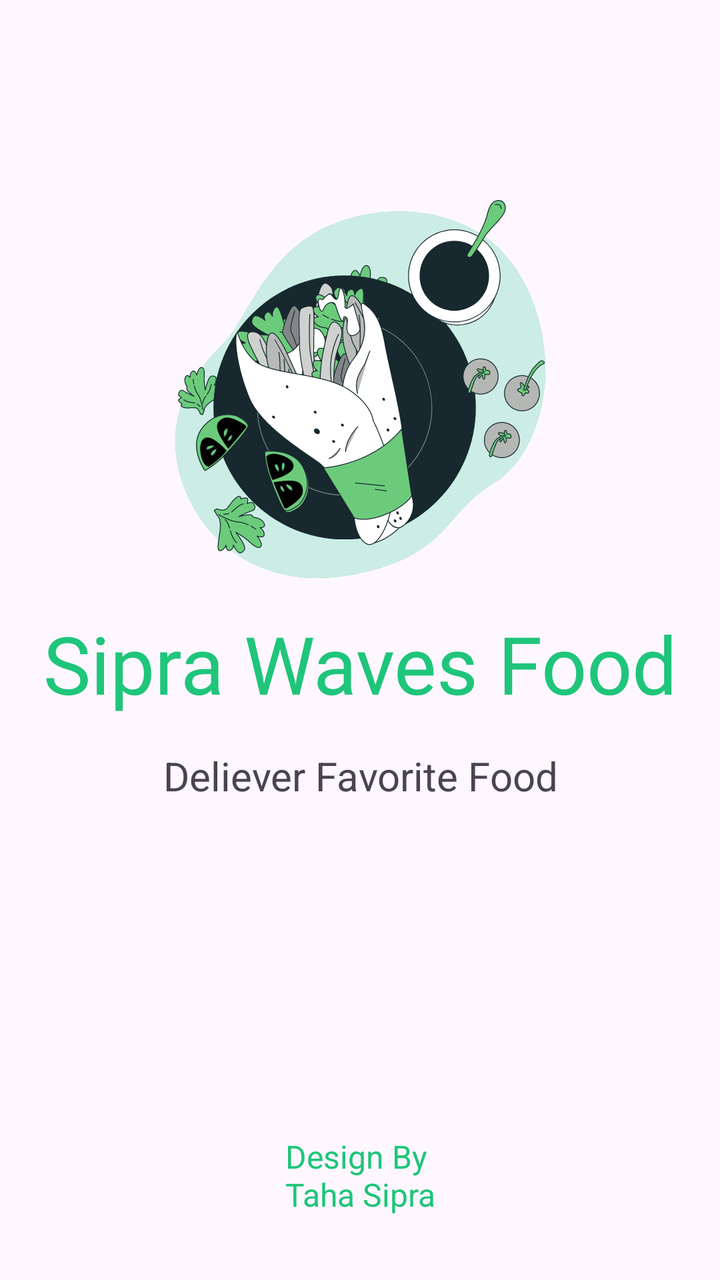
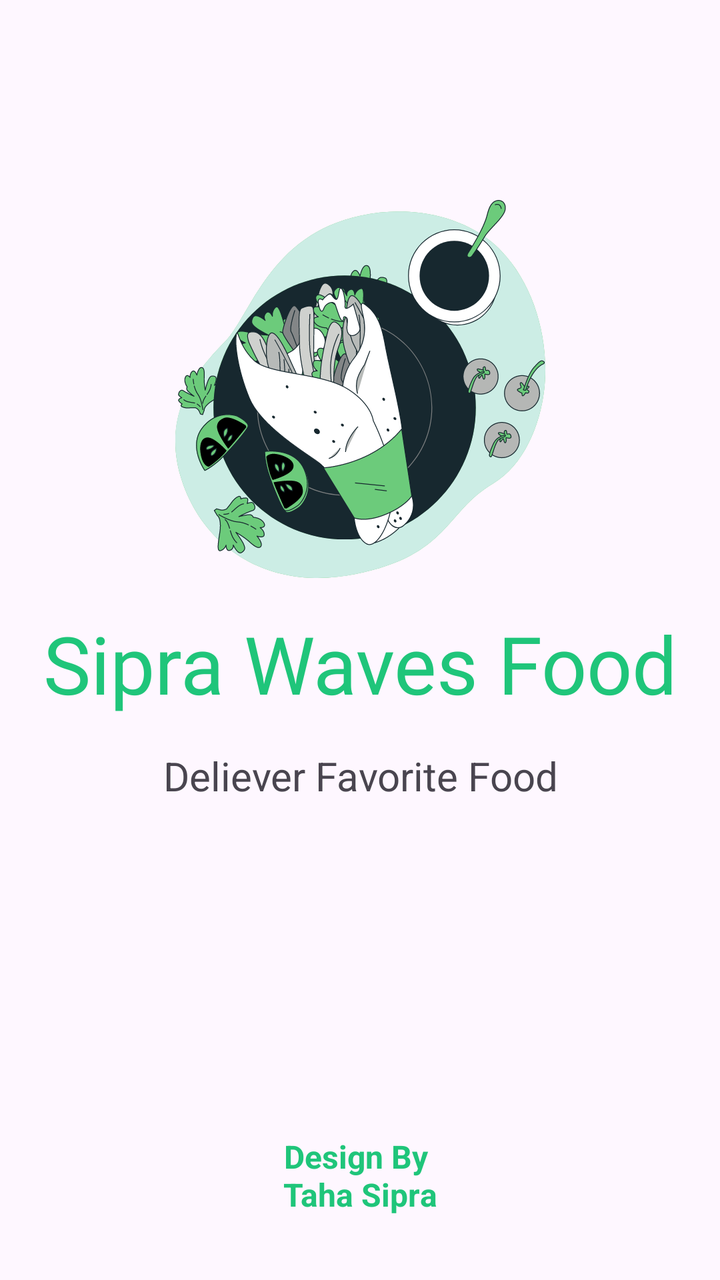

An Android layout rendered at two revisions. The XML below is the earlier revision; the diff shows what the commit changed to produce the second picture.
<!-- AndroidManifest.xml: application theme Theme.FoodOrderingApp -->
<!-- res/layout/activity_splash_screen.xml -->
<?xml version="1.0" encoding="utf-8"?>
<androidx.constraintlayout.widget.ConstraintLayout xmlns:android="http://schemas.android.com/apk/res/android"
    xmlns:app="http://schemas.android.com/apk/res-auto"
    xmlns:tools="http://schemas.android.com/tools"
    android:id="@+id/main"
    android:layout_width="match_parent"
    android:layout_height="match_parent"
    tools:context=".SplashScreen">


    <ImageView
        android:id="@+id/imageView"
        android:layout_width="wrap_content"
        android:layout_height="wrap_content"
        android:layout_marginTop="100dp"
        app:layout_constraintEnd_toEndOf="parent"
        app:layout_constraintStart_toStartOf="parent"
        app:layout_constraintTop_toTopOf="parent"
        app:srcCompat="@drawable/logo" />

    <TextView
        android:id="@+id/textView"
        android:layout_width="wrap_content"
        android:layout_height="wrap_content"
        android:layout_marginTop="16dp"
        android:fontFamily="@font/merriweathersans_medium"
        android:text="Sipra Waves Food"
        android:textColor="@color/textColor"
        android:textSize="40sp"
        app:layout_constraintEnd_toEndOf="@+id/imageView"
        app:layout_constraintStart_toStartOf="@+id/imageView"
        app:layout_constraintTop_toBottomOf="@+id/imageView" />

    <TextView
        android:id="@+id/textView2"
        android:layout_width="wrap_content"
        android:layout_height="wrap_content"
        android:layout_marginTop="16dp"
        android:text="Deliever Favorite Food"
        android:textSize="20sp"
        app:layout_constraintEnd_toEndOf="@+id/textView"
        app:layout_constraintStart_toStartOf="@+id/textView"
        app:layout_constraintTop_toBottomOf="@+id/textView" />

    <TextView
        android:id="@+id/textView3"
        android:layout_width="wrap_content"
        android:layout_height="wrap_content"
        android:layout_marginBottom="32dp"
        android:text="Design By \nTaha Sipra"
        android:textAlignment="center"
        android:textColor="@color/textColor"
        android:textSize="16sp"
        app:layout_constraintBottom_toBottomOf="parent"
        app:layout_constraintEnd_toEndOf="parent"
        app:layout_constraintStart_toStartOf="parent" />
</androidx.constraintlayout.widget.ConstraintLayout>
<!-- resources referenced by this layout -->
<resources>
  <color name="textColor">#1FC57A</color>
  <!-- drawable logo: vector/xml drawable (drawable, 186018 chars, omitted) -->
  <style name="Theme.FoodOrderingApp" parent="Base.Theme.FoodOrderingApp" />
  <style name="Base.Theme.FoodOrderingApp" parent="Theme.Material3.DayNight.NoActionBar">
          
          
      </style>
</resources>

<!-- the commit's change to res/layout/activity_splash_screen.xml (unified diff, before → after) -->
@@ -51,6 +51,7 @@
         android:textAlignment="center"
         android:textColor="@color/textColor"
         android:textSize="16sp"
+        android:textStyle="bold"
         app:layout_constraintBottom_toBottomOf="parent"
         app:layout_constraintEnd_toEndOf="parent"
         app:layout_constraintStart_toStartOf="parent" />
